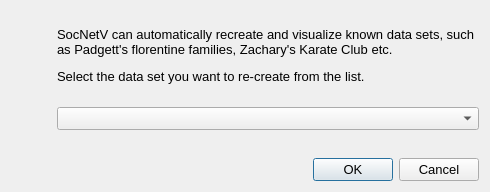
Qt form src/forms/datasetselectdialog.ui (socnetv/app) before a commit.
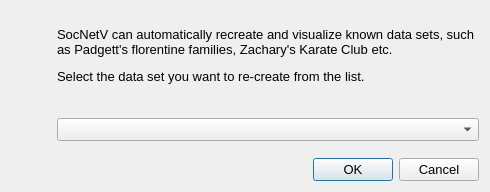
The same form after that commit. Icons and pictures are not drawn.

Commit message: fixing dataset recreate dialog in mac 3

```diff
--- a/src/forms/datasetselectdialog.ui
+++ b/src/forms/datasetselectdialog.ui
@@ -89,7 +89,7 @@
      </property>
     </widget>
    </item>
-   <item row="1" column="1">
+   <item row="2" column="1">
     <layout class="QHBoxLayout" name="horizontalLayout">
      <item>
       <widget class="QComboBox" name="selectBox">
@@ -106,20 +106,20 @@
      </item>
     </layout>
    </item>
-   <item row="2" column="1">
-    <spacer name="verticalSpacer">
-     <property name="orientation">
-      <enum>Qt::Vertical</enum>
-     </property>
-     <property name="sizeHint" stdset="0">
-      <size>
-       <width>20</width>
-       <height>40</height>
-      </size>
-     </property>
-    </spacer>
-   </item>
    <item row="3" column="1">
+    <spacer name="verticalSpacer">
+     <property name="orientation">
+      <enum>Qt::Vertical</enum>
+     </property>
+     <property name="sizeHint" stdset="0">
+      <size>
+       <width>20</width>
+       <height>40</height>
+      </size>
+     </property>
+    </spacer>
+   </item>
+   <item row="4" column="1">
     <widget class="QDialogButtonBox" name="buttonBox">
      <property name="font">
       <font>
@@ -134,6 +134,19 @@
      </property>
     </widget>
    </item>
+   <item row="1" column="1">
+    <spacer name="verticalSpacer_2">
+     <property name="orientation">
+      <enum>Qt::Vertical</enum>
+     </property>
+     <property name="sizeHint" stdset="0">
+      <size>
+       <width>20</width>
+       <height>40</height>
+      </size>
+     </property>
+    </spacer>
+   </item>
   </layout>
  </widget>
  <resources/>
```
